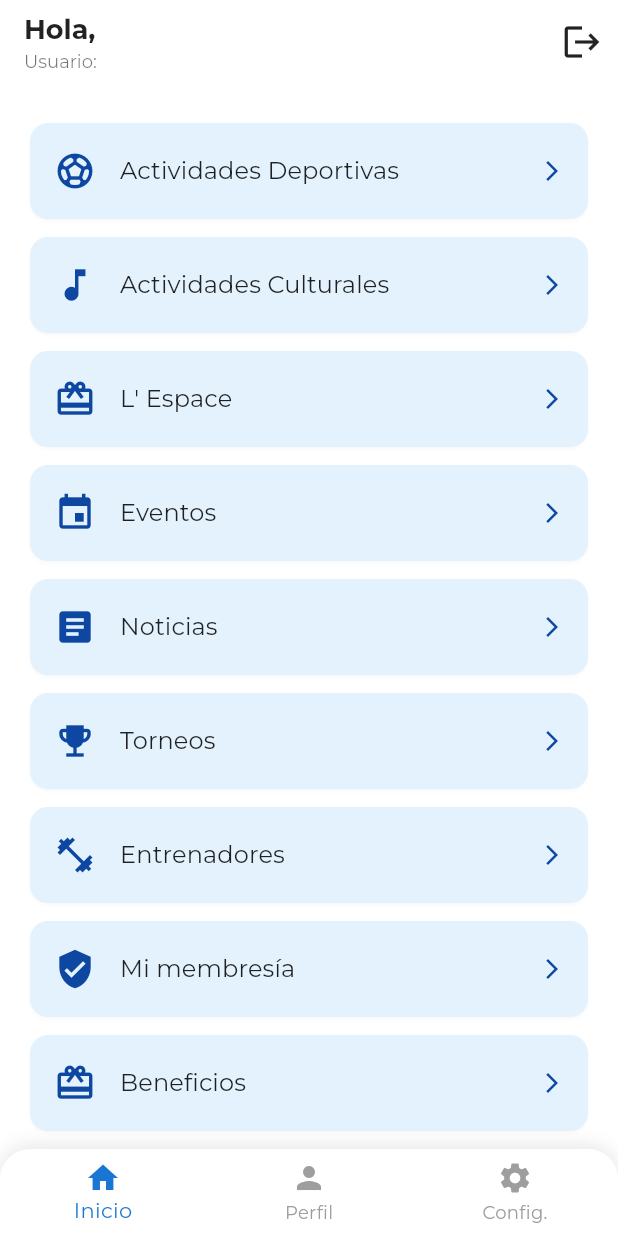
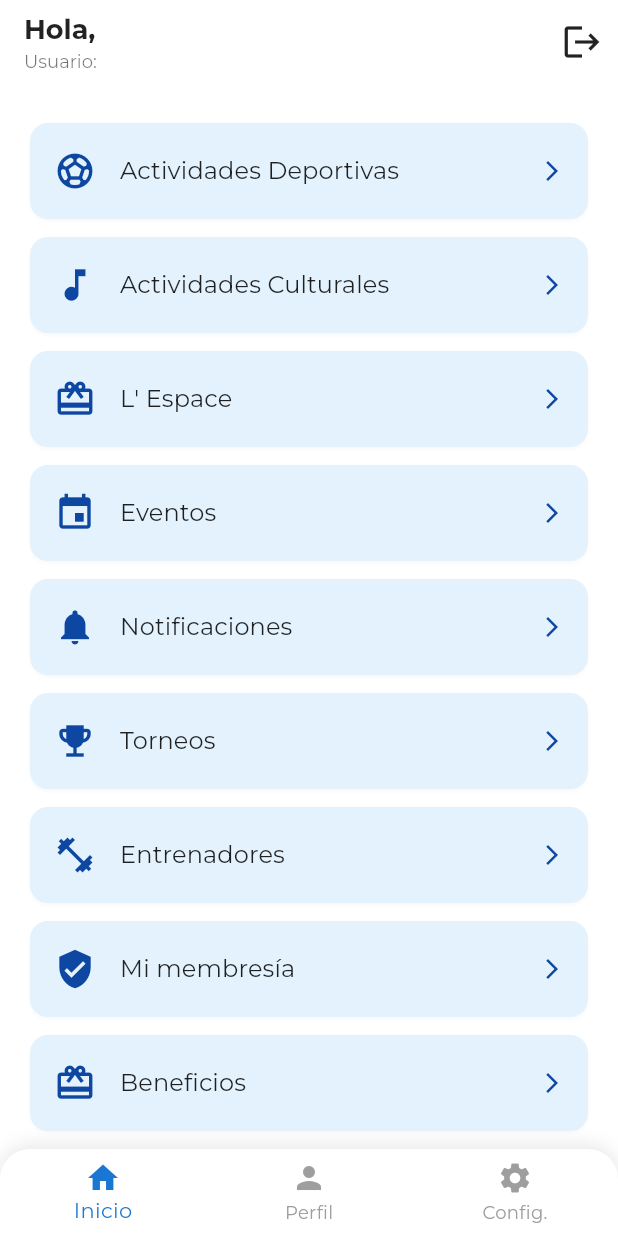
Before and after one commit to guillmac/login_app, a Flutter app: the HomePage screen opened directly with empty values, on a phone screen of 412 x 824 dp. Run offline on Flutter 3.47's test engine with Material 3 defaults, Android fonts, the phone set to English and light mode, and no system bars; our stand-ins replace flutter_secure_storage, geolocator, image_picker, local_auth, logger, shared_preferences; accounts and stored records are empty.

Commit message:
Antes de cambiar las Lib

```diff
--- a/lib/lib/lib/pages/home_page.dart
+++ b/lib/lib/lib/pages/home_page.dart
@@ -488,9 +488,9 @@ class _HomePageState extends State<HomePage> {
             ),
             _buildSectionButton(
               context,
-              "Noticias",
-              Icons.article,
-              () => _navigateToPage(context, _PlaceholderPage(title: "Noticias")),
+              "Notificaciones", // CAMBIADO: "Noticias" por "Notificaciones"
+              Icons.notifications, // CAMBIADO: Icono de article por notifications
+              () => _navigateToPage(context, _PlaceholderPage(title: "Notificaciones")), // CAMBIADO: Título actualizado
             ),
             _buildSectionButton(
               context,
@@ -641,7 +641,7 @@ class _HomePageState extends State<HomePage> {
             const Icon(
               Icons.arrow_forward_ios,
               size: 16,
-              color: Color(0xFF0D47A1), // Fixed: removed unnecessary 'const'
+              color: Color(0xFF0D47A1),
             ),
           ],
         ),
--- a/lib/pages/home_page.dart
+++ b/lib/pages/home_page.dart
@@ -453,12 +453,6 @@ class _HomePageState extends State<HomePage> {
         padding: const EdgeInsets.all(20),
         child: Column(
           children: [
-             _buildSectionButton(
-              context,
-              "Mi membresía",
-              Icons.verified_user,
-              () => _navigateToPage(context, const PaymentsPage()),
-            ),
             _buildSectionButton(
               context,
               "Actividades Deportivas",
@@ -494,9 +488,9 @@ class _HomePageState extends State<HomePage> {
             ),
             _buildSectionButton(
               context,
-              "Noticias",
-              Icons.article,
-              () => _navigateToPage(context, _PlaceholderPage(title: "Noticias")),
+              "Notificaciones", // CAMBIADO: "Noticias" por "Notificaciones"
+              Icons.notifications, // CAMBIADO: Icono de article por notifications
+              () => _navigateToPage(context, _PlaceholderPage(title: "Notificaciones")), // CAMBIADO: Título actualizado
             ),
             _buildSectionButton(
               context,
@@ -513,7 +507,12 @@ class _HomePageState extends State<HomePage> {
                 _PlaceholderPage(title: "Entrenadores"),
               ),
             ),
-
+            _buildSectionButton(
+              context,
+              "Mi membresía",
+              Icons.verified_user,
+              () => _navigateToPage(context, const PaymentsPage()),
+            ),
             _buildSectionButton(
               context,
               "Beneficios",
@@ -546,7 +545,7 @@ class _HomePageState extends State<HomePage> {
         ),
         boxShadow: [
           BoxShadow(
-            color: const Color(0xFF000000).withValues(alpha: 0.1), // Fixed
+            color: const Color(0xFF000000).withValues(alpha: 0.1),
             blurRadius: 10,
             offset: const Offset(0, -2),
           ),
@@ -617,7 +616,7 @@ class _HomePageState extends State<HomePage> {
           ),
           padding: const EdgeInsets.symmetric(vertical: 18, horizontal: 16),
           elevation: 1,
-          shadowColor: const Color(0xFF000000).withValues(alpha: 0.1), // Fixed
+          shadowColor: const Color(0xFF000000).withValues(alpha: 0.1),
         ),
         onPressed: onTap,
         child: Row(
@@ -689,7 +688,7 @@ class _PlaceholderPage extends StatelessWidget {
               Icon(
                 Icons.construction,
                 size: 80,
-                color: const Color(0xFFFFFF00).withValues(alpha: 0.7), // Fixed
+                color: const Color(0xFFFFFF00).withValues(alpha: 0.7),
               ),
               const SizedBox(height: 20),
               Text(
@@ -733,6 +732,7 @@ class _PlaceholderPage extends StatelessWidget {
               ),
             ],
           ),
+
         ),
       ),
     );
```
